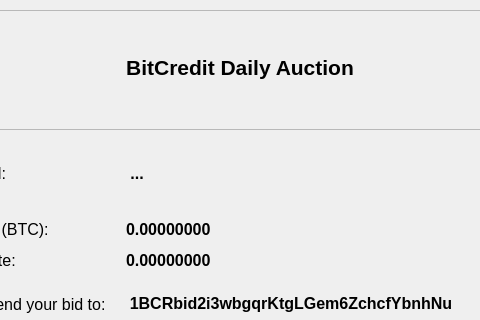
Above: src/qt/forms/bidpage.ui from thelonecrouton/bitcredit before the change; both pictures show x 140 to 620 and y 0 to 320 of the 778 by 520 pixel window. Below: the same form after it.
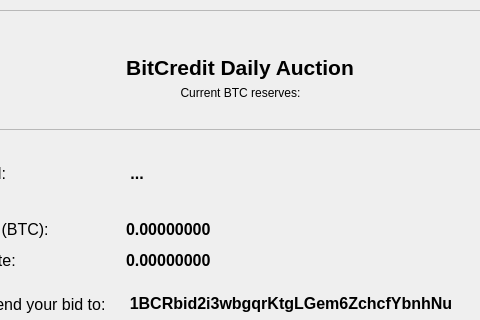
That is the form after the change.

Commit message: fixed BTC asset calc fix, added current reserve amount label to bidspage

Diff of the .ui file:
```diff
--- a/src/qt/forms/bidpage.ui
+++ b/src/qt/forms/bidpage.ui
@@ -78,6 +78,22 @@
         <set>Qt::AlignCenter</set>
        </property>
       </widget>
+      <widget class="QLabel" name="label_BTCassets">
+       <property name="geometry">
+        <rect>
+         <x>250</x>
+         <y>74</y>
+         <width>241</width>
+         <height>17</height>
+        </rect>
+       </property>
+       <property name="text">
+        <string>Current BTC reserves:</string>
+       </property>
+       <property name="alignment">
+        <set>Qt::AlignCenter</set>
+       </property>
+      </widget>
      </widget>
     </item>
     <item>
```
The commit also changes 3 other files.
